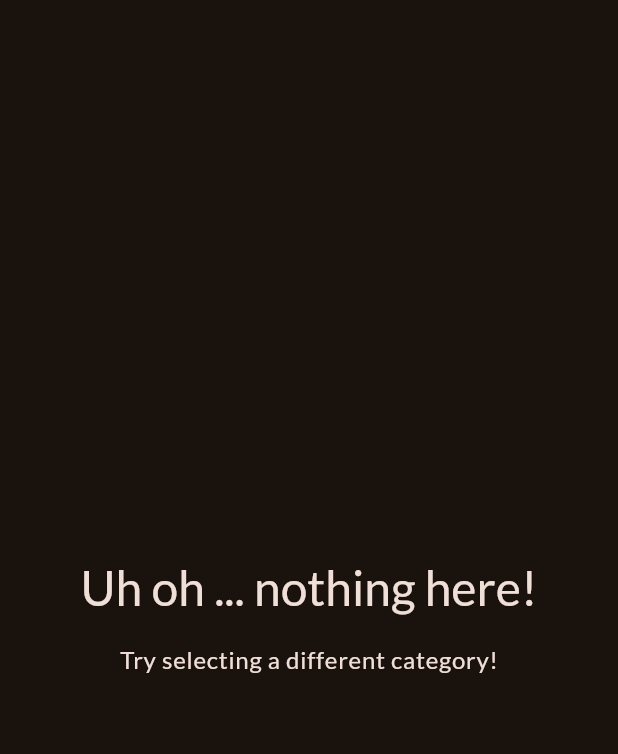
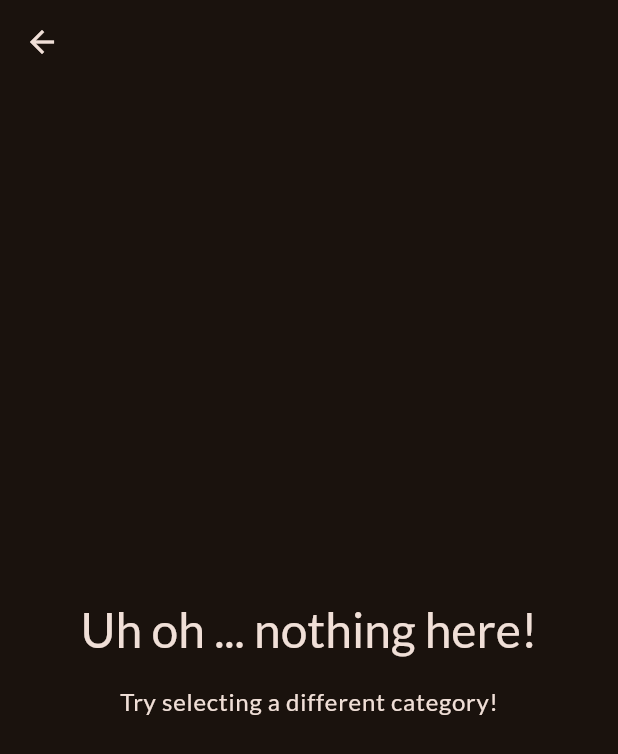
Before and after one commit to JoyChowdhury12/Super-Meals-App, a Flutter app: the MealsScreen screen opened directly with empty values, on a phone screen of 412 x 824 dp. Shown: the top 754 px of the screen. Run offline on Flutter 3.47's test engine with Material 3 defaults, Android fonts, the phone set to English and light mode, and no system bars; our stand-ins replace google_fonts.

Commit message:
Just Added some codes

```diff
--- a/lib/screens/meals_screen.dart
+++ b/lib/screens/meals_screen.dart
@@ -34,6 +34,16 @@ class MealsScreen extends StatelessWidget {
         ],
       ),
     );
-    return content;
+    if (meals.isNotEmpty) {
+      content = ListView.builder(
+          itemBuilder: (context, index) => Text(meals[index].title));
+    }
+
+    return Scaffold(
+      appBar: AppBar(
+        title: Text(title),
+      ),
+      body: content,
+    );
   }
 }
```
Also changed, not shown: lib/screens/categories_screen.dart (+15 -1 lines), lib/widgets/category_grid_item.dart (+4 -12 lines).
